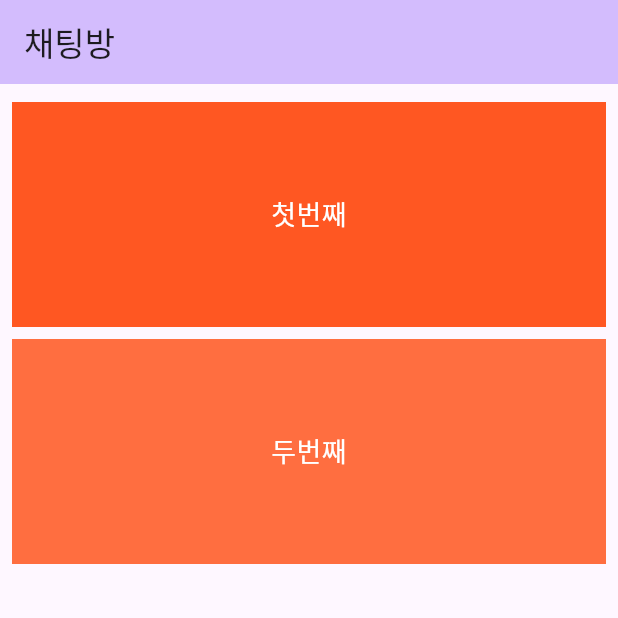
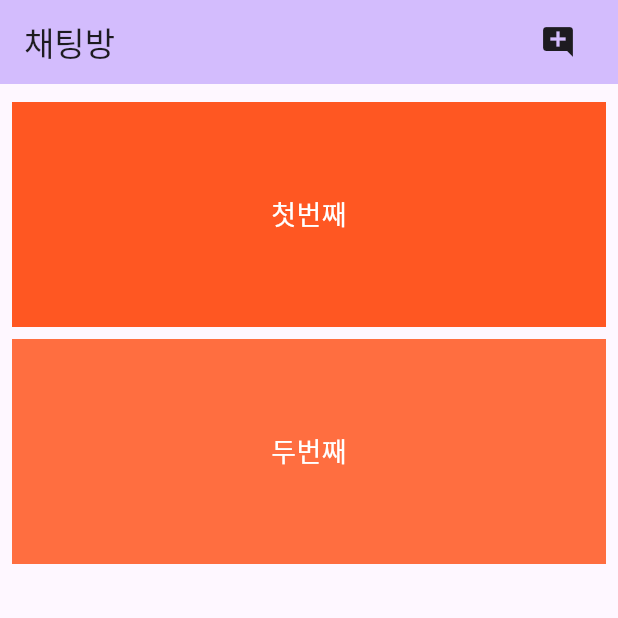
Before and after one commit to junni01kim/KakaoTalk_Chatbot_by_Flutter, a Flutter app: the screen it shows after launch, on a phone screen of 412 x 824 dp, the top half of it. Run offline on Flutter 3.47's test engine with Material 3 defaults, Android fonts, the phone set to English and light mode, and no system bars.

Commit message:
onAddRoom() 적용완료

```diff
--- /dev/null
+++ b/lib/chat_room_list.dart
@@ -0,0 +1,85 @@
+import 'package:flutter/cupertino.dart';
+import 'package:flutter/material.dart';
+
+/**
+ * 채팅방 정보를 볼 수 있는 클래스이다.
+ *
+ * 채팅방 생성과 입장을 할 수 있다.
+ */
+class ChatRoomList extends StatefulWidget {
+  @override
+  State<ChatRoomList> createState() => _ChatRoomListState();
+}
+
+class _ChatRoomListState extends State<ChatRoomList> {
+  List<String> chatRoomNames = ['첫번째', '두번째'];
+
+  @override
+  Widget build(BuildContext context) {
+    return Scaffold( // 상단 제목
+      appBar: AppBar(
+        backgroundColor: Theme.of(context).colorScheme.inversePrimary,
+        title: ChatRoomListAppBar(
+            onAddRoom: (String newRoomName) {
+              setState(() {
+                chatRoomNames.add(newRoomName);
+              });
+            }),
+      ),
+
+      body: ListView.builder( // 리스트 뷰
+        padding: const EdgeInsets.all(8),
+        itemCount: chatRoomNames.length,
+        itemBuilder: (context, index) {
+          return InkWell(
+            onTap: () {
+              // 여기에 각 채팅방 클릭 시 동작을 정의할 수 있습니다.
+              print('Tapped on: ${chatRoomNames[index]}');
+            },
+            child: Container(
+              height: 150,
+              margin: const EdgeInsets.symmetric(vertical: 4),
+              color: index % 2 == 0 ? Colors.deepOrange : Colors.deepOrangeAccent,
+              child: Center(
+                child: Text(
+                  chatRoomNames[index],
+                  style: const TextStyle(
+                    color: Colors.white,
+                    fontSize: 18,
+                  ),
+                ),
+              ),
+            ),
+          );
+        },
+      ),
+    );
+  }
+}
+
+/**
+ * 채팅방 리스트의 앱바를 관리하는 클래스이다.
+ *
+ *
+ */
+class ChatRoomListAppBar extends StatelessWidget {
+  final Function(String) onAddRoom;
+
+  const ChatRoomListAppBar({Key? key, required this.onAddRoom});
+
+  @override
+  Widget build(BuildContext context) {
+    return Row(
+      mainAxisAlignment: MainAxisAlignment.spaceBetween,
+      children: [
+        Text('채팅방'),
+        IconButton(
+          icon: Icon(Icons.add_comment),
+          onPressed: (){
+            onAddRoom('안녕');
+          },
+        ),
+      ],
+    );
+  }
+}
--- a/lib/main.dart
+++ b/lib/main.dart
@@ -1,12 +1,19 @@
 
 import 'package:flutter/material.dart';
 
+import 'chat_room_list.dart';
+
 void main() {
-  runApp(const MyApp());
+  runApp(const KakaoTalk());
 }
 
-class MyApp extends StatelessWidget {
-  const MyApp({super.key});
+/**
+ * 상태 변형이 없는 위젯이다.
+ *
+ * 처음 생성되는 최상단 위젯
+ */
+class KakaoTalk extends StatelessWidget {
+  const KakaoTalk({super.key});
 
   @override
   Widget build(BuildContext context) {
@@ -16,56 +23,7 @@ class MyApp extends StatelessWidget {
         colorScheme: ColorScheme.fromSeed(seedColor: Colors.deepPurple),
         useMaterial3: true,
       ),
-      home: const ChatRoomList(title: '채팅방'),
+      home: ChatRoomList(), // 여기에 작성하면 되는 것이며, ChatRoomList로 단순히 모듈화 해둔 것
     );
   }
 }
-
-class ChatRoomList extends StatefulWidget {
-  const ChatRoomList({super.key, required this.title});
-
-  final String title;
-
-  @override
-  State<ChatRoomList> createState() => _ChatRoomListState();
-}
-
-class _ChatRoomListState extends State<ChatRoomList> {
-  List<String> chatRoomNames = ["첫번째","두번째"];
-
-  @override
-  Widget build(BuildContext context) {
-    return Scaffold(
-      appBar: AppBar(
-        backgroundColor: Theme.of(context).colorScheme.inversePrimary,
-        title: Text(widget.title),
-      ),
-      body: ListView.builder(
-        padding: const EdgeInsets.all(8),
-        itemCount: chatRoomNames.length,
-        itemBuilder: (context, index) {
-          return InkWell(
-            onTap: () {
-              // 여기에 각 채팅방 클릭 시 동작을 정의할 수 있습니다.
-              print('Tapped on: ${chatRoomNames[index]}');
-            },
-            child: Container(
-              height: 150,
-              margin: const EdgeInsets.symmetric(vertical: 4),
-              color: index % 2 == 0 ? Colors.deepOrange : Colors.deepOrangeAccent,
-              child: Center(
-                child: Text(
-                  chatRoomNames[index],
-                  style: const TextStyle(
-                    color: Colors.white,
-                    fontSize: 18,
-                  ),
-                ),
-              ),
-            ),
-          );
-        },
-      ),
-    );
-  }
-}
```
Also changed, not shown: 1 other file.
